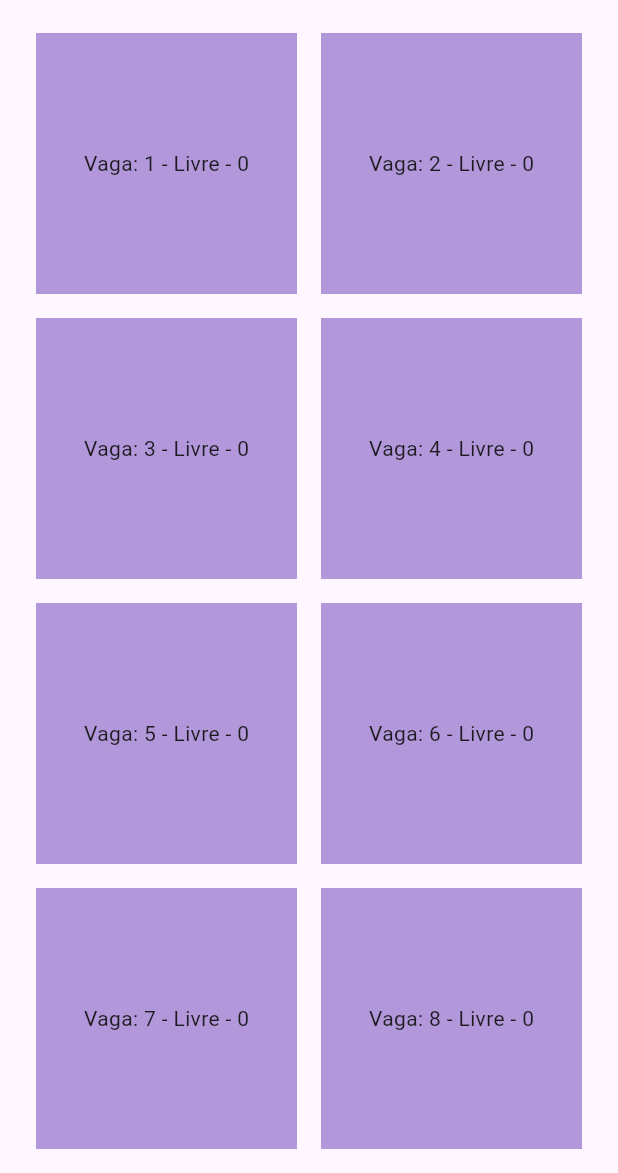
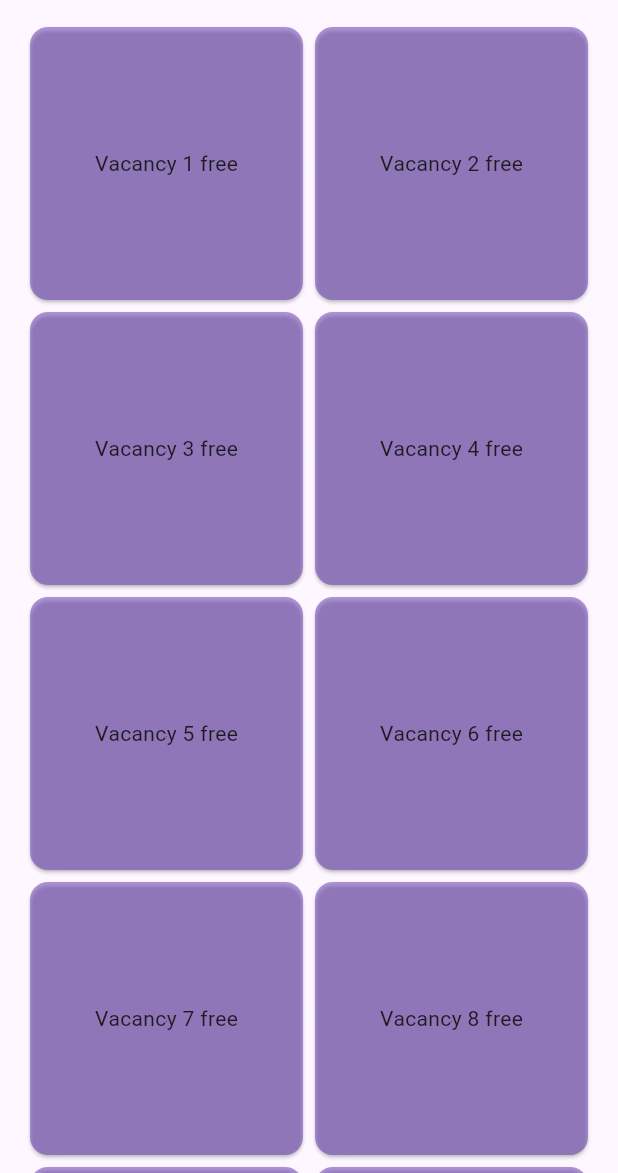
Before and after one commit to ericarodrigs/parking-manager, a Flutter app: the screen it shows after launch, on a phone screen of 412 x 824 dp, the part 63-1236 px from its top. Run offline on Flutter 3.47's test engine with Material 2 defaults, Android fonts, the phone set to English and light mode, and no system bars; our stand-ins replace bloc, dartz, date_time_picker, equatable, flutter_bloc, freezed_annotation and 3 more; accounts and stored records are empty.

Commit message:
refactor: :recycle: refactor grid view parking

```diff
--- a/lib/parking_manager/data/datasource/parking_local_data_source_sqflite.dart
+++ b/lib/parking_manager/data/datasource/parking_local_data_source_sqflite.dart
@@ -38,8 +38,8 @@ class ParkingLocalDataSourceSqflite implements ParkingLocalDataSource {
           CREATE TABLE $_parkingTable(
           id INTEGER PRIMARY KEY AUTOINCREMENT,
           plate TEXT,
-          checkinTime INTEGER,
-          checkoutTime INTEGER NULL,
+          checkinTime TEXT,
+          checkoutTime TEXT NULL,
           vacancy INTEGER,
           isOpen BOOLEAN DEFAULT 1
           )
--- a/lib/parking_manager/domain/entities/parking_entity.dart
+++ b/lib/parking_manager/domain/entities/parking_entity.dart
@@ -1,8 +1,8 @@
 class ParkingEntity {
   final int? id;
   final String plate;
-  final int checkinTime;
-  final int? checkoutTime;
+  final String checkinTime;
+  final String? checkoutTime;
   final int vacancy;
   bool isOpen;
 
@@ -34,11 +34,11 @@ class ParkingEntity {
       'vacancy': vacancy,
     };
 
-    if (checkoutTime != null) {
+    if (checkoutTime != null && checkoutTime!.isNotEmpty) {
       map['checkoutTime'] = checkoutTime;
     }
 
-    isOpen = checkoutTime != null ? true : false;
+    isOpen = (checkoutTime != null && checkoutTime!.isNotEmpty) ? true : false;
     map['isOpen'] = isOpen ? 1 : 0;
     print(map);
     return map;
--- a/lib/parking_manager/presentation/get_parking_occupied/grid_view_parking.dart
+++ b/lib/parking_manager/presentation/get_parking_occupied/grid_view_parking.dart
@@ -10,6 +10,7 @@ class GridViewParking extends StatelessWidget {
 
   @override
   Widget build(BuildContext context) {
+    print(parking);
     return Padding(
       padding: const EdgeInsets.symmetric(horizontal: 16),
       child: Center(
@@ -18,42 +19,56 @@ class GridViewParking extends StatelessWidget {
             crossAxisCount: 2,
           ),
           itemCount: 20,
-          itemBuilder: (context, index) {
-            print(parking);
-            return Padding(
-              padding: const EdgeInsets.all(8.0),
-              child: GestureDetector(
-                onTap: () => GoRouter.of(context).push(
-                  AppRouter.registerParking,
-                  extra: {'vacancy': index, 'parkingEntity': null},
-                ),
-                child: Container(
-                  width: 20,
-                  height: 20,
-                  color: readIsFreeParking(index, parking)
-                      ? Colors.deepPurple.withOpacity(0.5)
-                      : Colors.red.withOpacity(0.5),
-                  child: Center(
-                    child: readIsFreeParking(index, parking)
-                        ? Text('Vaga: ${index + 1} - Livre - ${parking.length}')
-                        : Text(
-                            'Vaga: ${index + 1} - Ocupada - ${parking.length}'),
-                  ),
-                ),
-              ),
-            );
+          itemBuilder: (BuildContext context, int index) {
+            ParkingEntity? parking = findParkingByPosition(index);
+            return parking != null
+                ? buildGridItem(context, index, parking)
+                : buildGridItemEmpty(context, index);
           },
         ),
       ),
     );
   }
 
-  bool readIsFreeParking(int index, List<ParkingEntity> parking) {
-    for (var element in parking) {
-      if (element.vacancy == index && element.checkoutTime == null) {
-        return false; //ocupada
+  ParkingEntity? findParkingByPosition(int position) {
+    ParkingEntity? result;
+    for (var park in parking) {
+      if (park.vacancy == position) {
+        result = park;
+        break;
       }
     }
-    return true;
+    return result;
+  }
+
+  Widget buildGridItem(
+      BuildContext context, int index, ParkingEntity parkingEntity) {
+    return GestureDetector(
+      onTap: () => GoRouter.of(context).push(
+        AppRouter.registerParking,
+        extra: {'vacancy': index, 'parkingEntity': parkingEntity},
+      ),
+      child: Card(
+        color: Colors.red.withOpacity(0.5),
+        child: Center(
+          child: Text('Vacancy ${index + 1} occupied'),
+        ),
+      ),
+    );
+  }
+
+  Widget buildGridItemEmpty(BuildContext context, int index) {
+    return GestureDetector(
+      onTap: () => GoRouter.of(context).push(
+        AppRouter.registerParking,
+        extra: {'vacancy': index, 'parkingEntity': null},
+      ),
+      child: Card(
+        color: Colors.deepPurple.withOpacity(0.5),
+        child: Center(
+          child: Text('Vacancy ${index + 1} free'),
+        ),
+      ),
+    );
   }
 }
```
Also changed, not shown: lib/parking_manager/presentation/register_parking/register_page.dart (+16 -21 lines).
